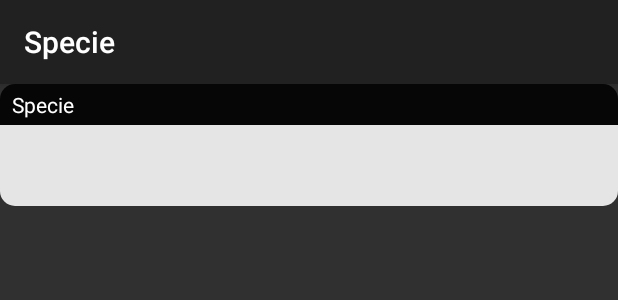
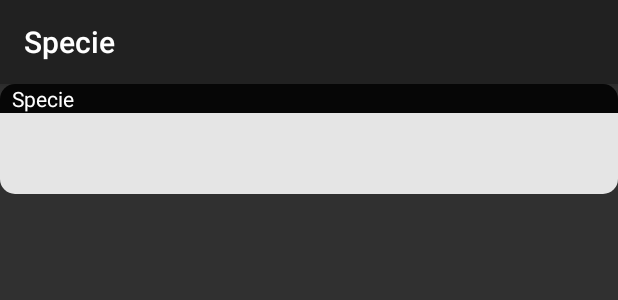
Before and after one commit to billthefarmer/specie, an Android app: the layout widget.xml on its own in the app's theme, with its tools: preview values and no code run, on a phone screen of 412 x 824 dp. Shown: the top 300 px of the screen. Run offline under Robolectric (Android 15) with nearby library versions, the phone set to English and light mode, and no system bars.

Commit message:
Update widget

```diff
--- a/src/main/res/layout/widget.xml
+++ b/src/main/res/layout/widget.xml
@@ -7,17 +7,43 @@
     android:layout_height="fill_parent"
     android:orientation="vertical">
 
-  <TextView
+  <LinearLayout
       android:id="@+id/header"
       android:layout_width="fill_parent"
       android:layout_height="wrap_content"
-      android:paddingLeft="8dp"
-      android:paddingRight="8dp"
-      android:paddingTop="4dp"
-      android:paddingBottom="4dp"
-      android:text="@string/app_name"
-      android:textColor="@android:color/white"
-      android:background="@drawable/header_background" />
+      android:gravity="center_vertical"
+      android:orientation="horizontal"
+      android:background="@drawable/header_background"
+      tools:ignore="RtlHardcoded">
+
+    <TextView
+        android:id="@+id/title"
+        android:layout_width="fill_parent"
+        android:layout_height="wrap_content"
+        android:layout_marginLeft="8dp"
+        android:text="@string/app_name"
+        android:textColor="@android:color/white" />
+
+    <TextView
+        android:id="@+id/current_name"
+        android:layout_width="wrap_content"
+        android:layout_height="wrap_content"
+        android:textColor="@android:color/white" />
+
+    <TextView
+        android:id="@+id/current_symbol"
+        android:layout_width="wrap_content"
+        android:layout_height="wrap_content"
+        android:layout_marginLeft="8dp"
+        android:textColor="@android:color/white" />
+
+    <TextView
+        android:id="@+id/current_value"
+        android:layout_width="match_parent"
+        android:layout_height="wrap_content"
+        android:textColor="@android:color/white" />
+
+  </LinearLayout>
 
   <LinearLayout
       android:id="@+id/item"
```
